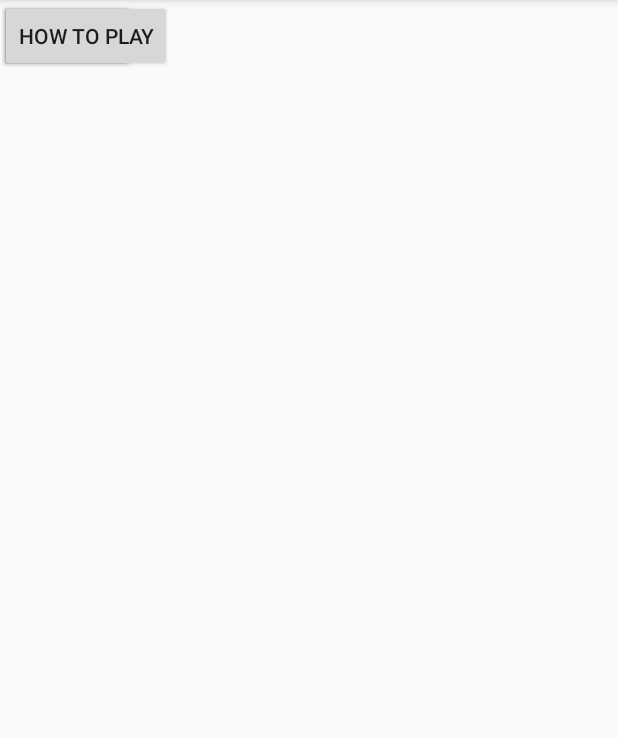
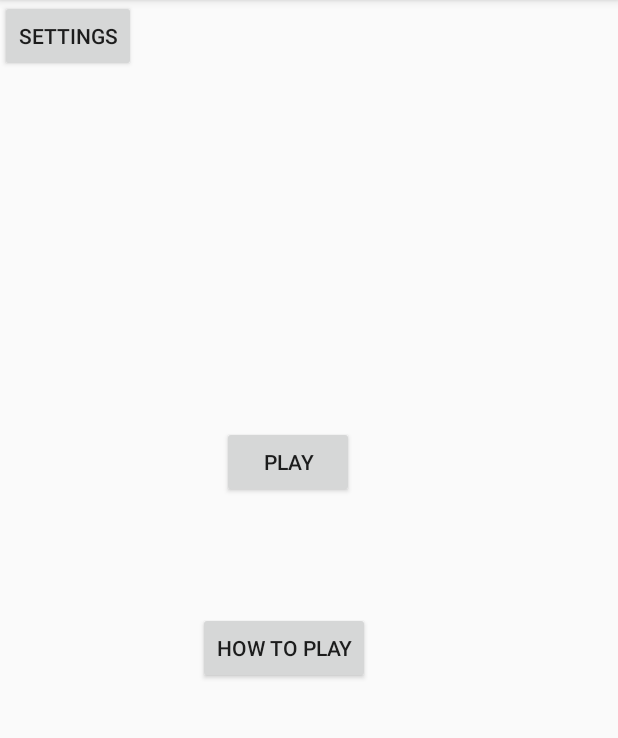
Before and after one commit to arbenitkamberi/BongoTime, an Android app: the screen it shows after launch (MainActivity), on a phone screen of 412 x 824 dp, the part 84-822 px from its top. Run offline under Robolectric (Android 15) with nearby library versions, the phone set to English and light mode, and no system bars.

Commit message:
Fix buttons on main

```diff
--- a/app/src/main/res/layout/activity_main.xml
+++ b/app/src/main/res/layout/activity_main.xml
@@ -10,23 +10,27 @@
         android:id="@+id/button"
         android:layout_width="wrap_content"
         android:layout_height="wrap_content"
-        android:text="Play"
-        tools:layout_editor_absoluteX="148dp"
-        tools:layout_editor_absoluteY="272dp" />
+        android:layout_marginStart="148dp"
+        android:layout_marginTop="284dp"
+        android:text="@string/play"
+        app:layout_constraintStart_toStartOf="parent"
+        app:layout_constraintTop_toTopOf="parent" />
 
     <Button
         android:id="@+id/button2"
         android:layout_width="wrap_content"
         android:layout_height="wrap_content"
-        android:text="Settings"
-        tools:layout_editor_absoluteX="147dp"
+        android:text="@string/settings"
+        tools:layout_editor_absoluteX="144dp"
         tools:layout_editor_absoluteY="344dp" />
 
     <Button
         android:id="@+id/button3"
         android:layout_width="wrap_content"
         android:layout_height="wrap_content"
-        android:text="How to Play"
-        tools:layout_editor_absoluteX="134dp"
-        tools:layout_editor_absoluteY="415dp" />
+        android:layout_marginStart="132dp"
+        android:layout_marginTop="408dp"
+        android:text="@string/howToPlay"
+        app:layout_constraintStart_toStartOf="parent"
+        app:layout_constraintTop_toTopOf="parent" />
 </android.support.constraint.ConstraintLayout>
--- a/app/src/main/res/values/strings.xml
+++ b/app/src/main/res/values/strings.xml
@@ -1,3 +1,6 @@
 <resources>
     <string name="app_name">BongoTime</string>
+    <string name="play">Play</string>
+    <string name="settings">Settings</string>
+    <string name="howToPlay">How To Play</string>
 </resources>
```
